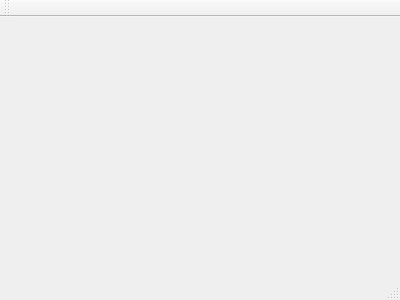
Before: the Qt Designer form mainwindow.ui in wboler05/GA_Example, drawn with Qt 5.
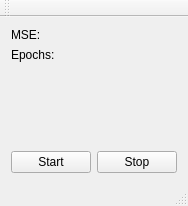
After: the same form once the commit is applied.

Patch:
```diff
--- a/mainwindow.ui
+++ b/mainwindow.ui
@@ -1,24 +1,105 @@
 <ui version="4.0">
  <class>MainWindow</class>
- <widget class="QMainWindow" name="MainWindow" >
-  <property name="geometry" >
+ <widget class="QMainWindow" name="MainWindow">
+  <property name="geometry">
    <rect>
     <x>0</x>
     <y>0</y>
-    <width>400</width>
-    <height>300</height>
+    <width>182</width>
+    <height>206</height>
    </rect>
   </property>
   <property name="windowTitle" >
    <string>MainWindow</string>
   </property>
-  <widget class="QMenuBar" name="menuBar" />
-  <widget class="QToolBar" name="mainToolBar" />
-  <widget class="QWidget" name="centralWidget" />
-  <widget class="QStatusBar" name="statusBar" />
+  <widget class="QWidget" name="centralWidget">
+   <layout class="QVBoxLayout" name="verticalLayout">
+    <item>
+     <layout class="QFormLayout" name="formLayout">
+      <item row="0" column="0">
+       <widget class="QLabel" name="label">
+        <property name="text">
+         <string>MSE:</string>
+        </property>
+       </widget>
+      </item>
+      <item row="0" column="1">
+       <widget class="QLabel" name="mse_lbl">
+        <property name="text">
+         <string>&lt;MSE&gt;</string>
+        </property>
+       </widget>
+      </item>
+      <item row="1" column="0">
+       <widget class="QLabel" name="label_2">
+        <property name="text">
+         <string>Epochs:</string>
+        </property>
+       </widget>
+      </item>
+      <item row="1" column="1">
+       <widget class="QLabel" name="epochs_lbl">
+        <property name="text">
+         <string>&lt;Epochs&gt;</string>
+        </property>
+       </widget>
+      </item>
+     </layout>
+    </item>
+    <item>
+     <layout class="QHBoxLayout" name="horizontalLayout">
+      <item>
+       <spacer name="horizontalSpacer">
+        <property name="orientation">
+         <enum>Qt::Horizontal</enum>
+        </property>
+        <property name="sizeHint" stdset="0">
+         <size>
+          <width>40</width>
+          <height>20</height>
+         </size>
+        </property>
+       </spacer>
+      </item>
+      <item>
+       <widget class="QPushButton" name="start_btn">
+        <property name="text">
+         <string>Start</string>
+        </property>
+       </widget>
+      </item>
+      <item>
+       <widget class="QPushButton" name="stop_btn">
+        <property name="text">
+         <string>Stop</string>
+        </property>
+       </widget>
+      </item>
+     </layout>
+    </item>
+   </layout>
+  </widget>
+  <widget class="QMenuBar" name="menuBar">
+   <property name="geometry">
+    <rect>
+     <x>0</x>
+     <y>0</y>
+     <width>182</width>
+     <height>21</height>
+    </rect>
+   </property>
+  </widget>
+  <widget class="QToolBar" name="mainToolBar">
+   <attribute name="toolBarArea">
+    <enum>TopToolBarArea</enum>
+   </attribute>
+   <attribute name="toolBarBreak">
+    <bool>false</bool>
+   </attribute>
+  </widget>
+  <widget class="QStatusBar" name="statusBar"/>
  </widget>
- <layoutDefault spacing="6" margin="11" />
- <pixmapfunction></pixmapfunction>
+ <layoutdefault spacing="6" margin="11"/>
  <resources/>
  <connections/>
 </ui>
```
Left out of the diff: 3 changed lines with no effect on the pictures.
